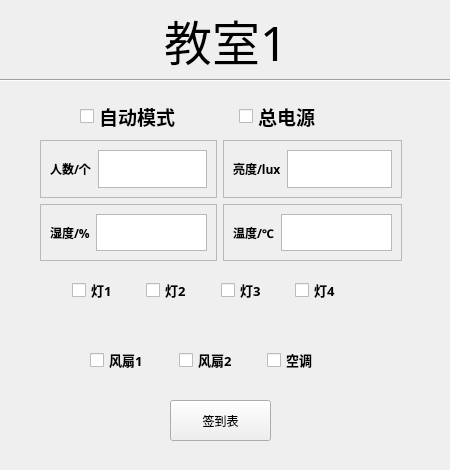
First picture: the form in class1.ui, repository weever560/HTB, before the edit.
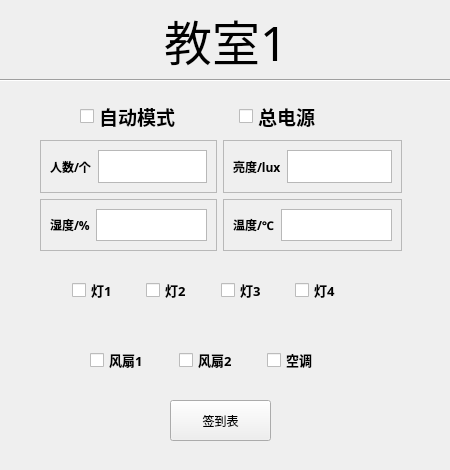
Second picture: the form after the edit.

What changed in the file:
```diff
--- a/class1.ui
+++ b/class1.ui
@@ -104,7 +104,7 @@
      <x>40</x>
      <y>140</y>
      <width>362</width>
-     <height>121</height>
+     <height>111</height>
     </rect>
    </property>
    <layout class="QGridLayout" name="gridLayout">
```
